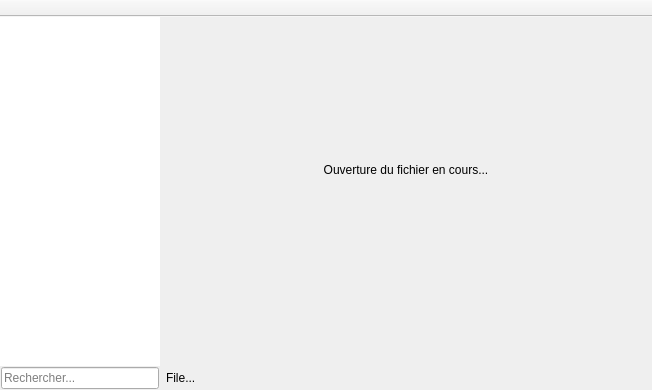
davy7125/polyphone, file sources/editor/editor.ui: the form before one commit.
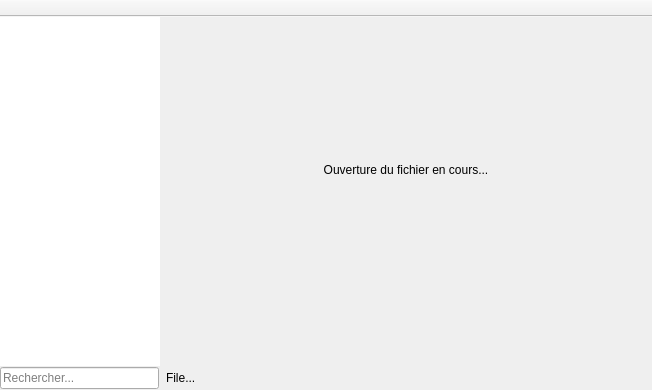
The form after the commit. Custom widgets are drawn as their Qt base class.

The edit to the form file:
```diff
--- a/sources/editor/editor.ui
+++ b/sources/editor/editor.ui
@@ -122,7 +122,7 @@
          </property>
          <layout class="QGridLayout" name="gridLayout">
           <property name="leftMargin">
-           <number>1</number>
+           <number>0</number>
           </property>
           <property name="topMargin">
            <number>1</number>
```
